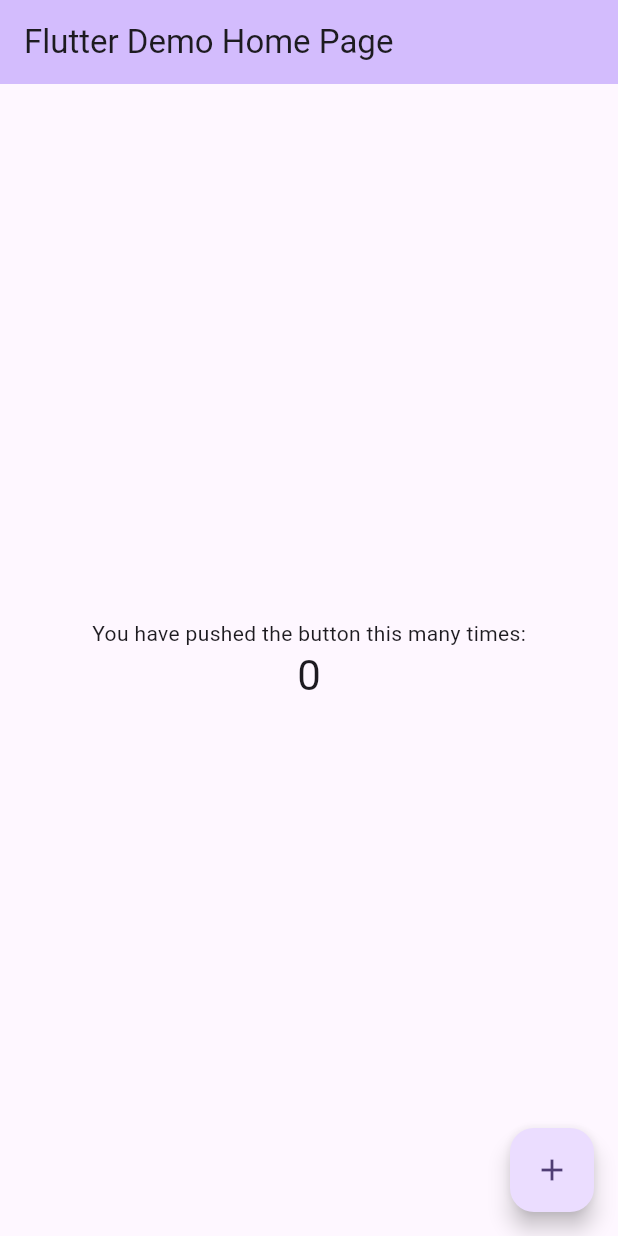
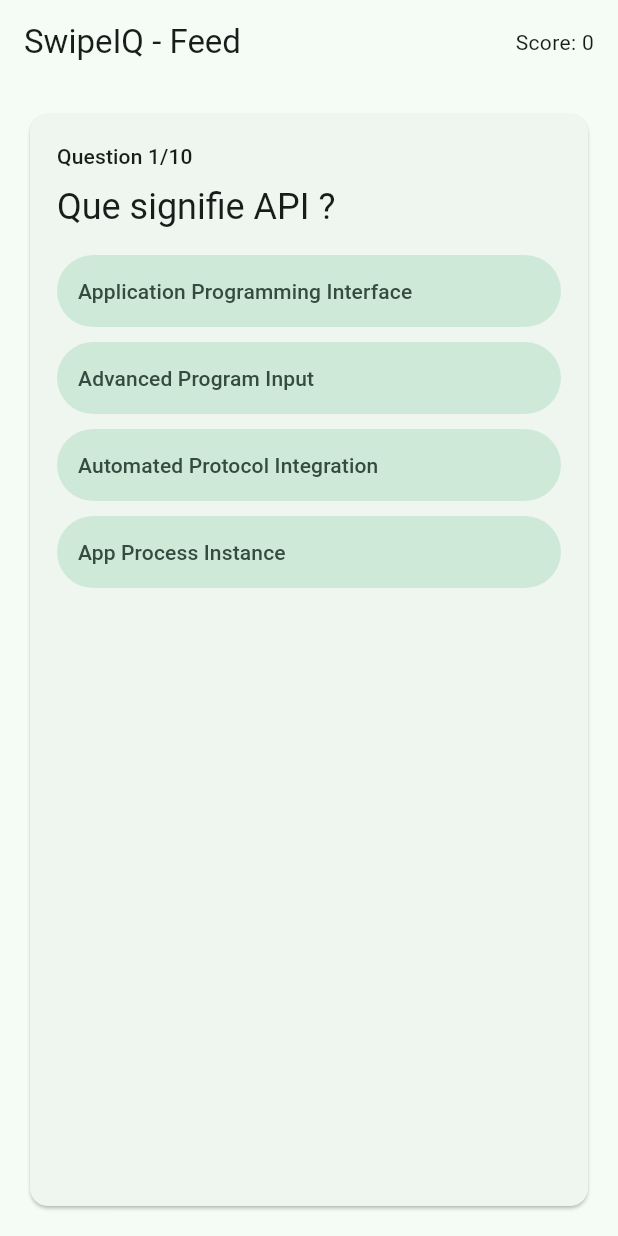
Before and after one commit to LeuzThiam/SwipeIQ, a Flutter app: the screen it shows after launch, on a phone screen of 412 x 824 dp. Run offline on Flutter 3.47's test engine with Material 3 defaults, Android fonts, the phone set to English and light mode, and no system bars.

Commit message:
feat: ajouter un feed vertical jouable (MVP)

```diff
--- /dev/null
+++ b/mobile/lib/data/sources/local_question_source.dart
@@ -0,0 +1,22 @@
+import 'dart:convert';
+
+import 'package:flutter/services.dart';
+
+import '../../domain/models/question.dart';
+import 'question_source.dart';
+
+class LocalQuestionSource implements QuestionSource {
+  const LocalQuestionSource({this.assetPath = 'assets/questions_seed.json'});
+
+  final String assetPath;
+
+  @override
+  Future<List<Question>> loadQuestions() async {
+    final raw = await rootBundle.loadString(assetPath);
+    final jsonMap = jsonDecode(raw) as Map<String, dynamic>;
+    final jsonQuestions = jsonMap['questions'] as List<dynamic>;
+    return jsonQuestions
+        .map((item) => Question.fromJson(item as Map<String, dynamic>))
+        .toList();
+  }
+}
--- /dev/null
+++ b/mobile/lib/data/sources/question_source.dart
@@ -0,0 +1,5 @@
+import '../../domain/models/question.dart';
+
+abstract class QuestionSource {
+  Future<List<Question>> loadQuestions();
+}
--- /dev/null
+++ b/mobile/lib/domain/models/question.dart
@@ -0,0 +1,31 @@
+class Question {
+  const Question({
+    required this.id,
+    required this.theme,
+    required this.level,
+    required this.question,
+    required this.choices,
+    required this.answer,
+    required this.explanation,
+  });
+
+  final String id;
+  final String theme;
+  final String level;
+  final String question;
+  final List<String> choices;
+  final int answer;
+  final String explanation;
+
+  factory Question.fromJson(Map<String, dynamic> json) {
+    return Question(
+      id: json['id'] as String,
+      theme: json['theme'] as String,
+      level: json['level'] as String,
+      question: json['question'] as String,
+      choices: List<String>.from(json['choices'] as List<dynamic>),
+      answer: json['answer'] as int,
+      explanation: json['explanation'] as String,
+    );
+  }
+}
--- a/mobile/lib/main.dart
+++ b/mobile/lib/main.dart
@@ -1,122 +1,22 @@
 import 'package:flutter/material.dart';
 
+import 'ui/feed/feed_page.dart';
+
 void main() {
-  runApp(const MyApp());
+  runApp(const SwipeIqApp());
 }
 
-class MyApp extends StatelessWidget {
-  const MyApp({super.key});
+class SwipeIqApp extends StatelessWidget {
+  const SwipeIqApp({super.key});
 
-  // This widget is the root of your application.
   @override
   Widget build(BuildContext context) {
     return MaterialApp(
-      title: 'Flutter Demo',
+      title: 'SwipeIQ',
       theme: ThemeData(
-        // This is the theme of your application.
-        //
-        // TRY THIS: Try running your application with "flutter run". You'll see
-        // the application has a purple toolbar. Then, without quitting the app,
-        // try changing the seedColor in the colorScheme below to Colors.green
-        // and then invoke "hot reload" (save your changes or press the "hot
-        // reload" button in a Flutter-supported IDE, or press "r" if you used
-        // the command line to start the app).
-        //
-        // Notice that the counter didn't reset back to zero; the application
-        // state is not lost during the reload. To reset the state, use hot
-        // restart instead.
-        //
-        // This works for code too, not just values: Most code changes can be
-        // tested with just a hot reload.
-        colorScheme: .fromSeed(seedColor: Colors.deepPurple),
+        colorScheme: ColorScheme.fromSeed(seedColor: const Color(0xFF0B6E4F)),
       ),
-      home: const MyHomePage(title: 'Flutter Demo Home Page'),
+      home: const FeedPage(),
     );
   }
 }
-
-class MyHomePage extends StatefulWidget {
-  const MyHomePage({super.key, required this.title});
-
-  // This widget is the home page of your application. It is stateful, meaning
-  // that it has a State object (defined below) that contains fields that affect
-  // how it looks.
-
-  // This class is the configuration for the state. It holds the values (in this
-  // case the title) provided by the parent (in this case the App widget) and
-  // used by the build method of the State. Fields in a Widget subclass are
-  // always marked "final".
-
-  final String title;
-
-  @override
-  State<MyHomePage> createState() => _MyHomePageState();
-}
-
-class _MyHomePageState extends State<MyHomePage> {
-  int _counter = 0;
-
-  void _incrementCounter() {
-    setState(() {
-      // This call to setState tells the Flutter framework that something has
-      // changed in this State, which causes it to rerun the build method below
-      // so that the display can reflect the updated values. If we changed
-      // _counter without calling setState(), then the build method would not be
-      // called again, and so nothing would appear to happen.
-      _counter++;
-    });
-  }
-
-  @override
-  Widget build(BuildContext context) {
-    // This method is rerun every time setState is called, for instance as done
-    // by the _incrementCounter method above.
-    //
-    // The Flutter framework has been optimized to make rerunning build methods
-    // fast, so that you can just rebuild anything that needs updating rather
-    // than having to individually change instances of widgets.
-    return Scaffold(
-      appBar: AppBar(
-        // TRY THIS: Try changing the color here to a specific color (to
-        // Colors.amber, perhaps?) and trigger a hot reload to see the AppBar
-        // change color while the other colors stay the same.
-        backgroundColor: Theme.of(context).colorScheme.inversePrimary,
-        // Here we take the value from the MyHomePage object that was created by
-        // the App.build method, and use it to set our appbar title.
-        title: Text(widget.title),
-      ),
-      body: Center(
-        // Center is a layout widget. It takes a single child and positions it
-        // in the middle of the parent.
-        child: Column(
-          // Column is also a layout widget. It takes a list of children and
-          // arranges them vertically. By default, it sizes itself to fit its
-          // children horizontally, and tries to be as tall as its parent.
-          //
-          // Column has various properties to control how it sizes itself and
-          // how it positions its children. Here we use mainAxisAlignment to
-          // center the children vertically; the main axis here is the vertical
-          // axis because Columns are vertical (the cross axis would be
-          // horizontal).
-          //
-          // TRY THIS: Invoke "debug painting" (choose the "Toggle Debug Paint"
-          // action in the IDE, or press "p" in the console), to see the
-          // wireframe for each widget.
-          mainAxisAlignment: .center,
-          children: [
-            const Text('You have pushed the button this many times:'),
-            Text(
-              '$_counter',
-              style: Theme.of(context).textTheme.headlineMedium,
-            ),
-          ],
-        ),
-      ),
-      floatingActionButton: FloatingActionButton(
-        onPressed: _incrementCounter,
-        tooltip: 'Increment',
-        child: const Icon(Icons.add),
-      ),
-    );
-  }
-}
--- /dev/null
+++ b/mobile/lib/ui/feed/feed_page.dart
@@ -0,0 +1,162 @@
+import 'package:flutter/material.dart';
+
+import '../../data/sources/local_question_source.dart';
+import '../../data/sources/question_source.dart';
+import '../../domain/models/question.dart';
+import 'widgets/question_card.dart';
+
+class FeedPage extends StatefulWidget {
+  const FeedPage({super.key, this.source});
+
+  final QuestionSource? source;
+
+  @override
+  State<FeedPage> createState() => _FeedPageState();
+}
+
+class _FeedPageState extends State<FeedPage> {
+  late final QuestionSource _source;
+  late final PageController _pageController;
+
+  List<Question> _questions = const [];
+  List<int?> _selectedChoices = const [];
+  bool _isLoading = true;
+  String? _error;
+
+  @override
+  void initState() {
+    super.initState();
+    _source = widget.source ?? const LocalQuestionSource();
+    _pageController = PageController();
+    _loadQuestions();
+  }
+
+  Future<void> _loadQuestions() async {
+    try {
+      final questions = await _source.loadQuestions();
+      if (!mounted) return;
+      setState(() {
+        _questions = questions;
+        _selectedChoices = List<int?>.filled(questions.length, null);
+        _isLoading = false;
+      });
+    } catch (error) {
+      if (!mounted) return;
+      setState(() {
+        _error = 'Impossible de charger les questions.';
+        _isLoading = false;
+      });
+      debugPrint('Erreur chargement questions: $error');
+    }
+  }
+
+  @override
+  void dispose() {
+    _pageController.dispose();
+    super.dispose();
+  }
+
+  int get _score {
+    var total = 0;
+    for (var i = 0; i < _questions.length; i++) {
+      if (_selectedChoices[i] == _questions[i].answer) {
+        total++;
+      }
+    }
+    return total;
+  }
+
+  bool _isQuestionLocked(int index) => _selectedChoices[index] != null;
+
+  void _selectChoice(int questionIndex, int choiceIndex) {
+    if (_isQuestionLocked(questionIndex)) return;
+    setState(() {
+      _selectedChoices[questionIndex] = choiceIndex;
+    });
+  }
+
+  String _feedbackForQuestion(int index) {
+    final selected = _selectedChoices[index];
+    if (selected == null) return '';
+    final question = _questions[index];
+    if (selected == question.answer) {
+      return 'Bonne reponse. ${question.explanation}';
+    }
+    return 'Mauvaise reponse. ${question.explanation}';
+  }
+
+  Future<void> _goToNextQuestion(int currentIndex) async {
+    if (currentIndex == _questions.length - 1) {
+      await showDialog<void>(
+        context: context,
+        builder: (context) {
+          return AlertDialog(
+            title: const Text('Partie terminee'),
+            content: Text('Score: $_score/${_questions.length}'),
+            actions: [
+              TextButton(
+                onPressed: () => Navigator.of(context).pop(),
+                child: const Text('Fermer'),
+              ),
+            ],
+          );
+        },
+      );
+      return;
+    }
+
+    await _pageController.nextPage(
+      duration: const Duration(milliseconds: 280),
+      curve: Curves.easeOutCubic,
+    );
+  }
+
+  @override
+  Widget build(BuildContext context) {
+    return Scaffold(
+      appBar: AppBar(
+        title: const Text('SwipeIQ - Feed'),
+        actions: [
+          Padding(
+            padding: const EdgeInsets.symmetric(horizontal: 16),
+            child: Center(child: Text('Score: $_score')),
+          ),
+        ],
+      ),
+      body: _buildBody(),
+    );
+  }
+
+  Widget _buildBody() {
+    if (_isLoading) {
+      return const Center(child: CircularProgressIndicator());
+    }
+
+    if (_error != null) {
+      return Center(child: Text(_error!));
+    }
+
+    if (_questions.isEmpty) {
+      return const Center(child: Text('Aucune question disponible.'));
+    }
+
+    return PageView.builder(
+      controller: _pageController,
+      scrollDirection: Axis.vertical,
+      itemCount: _questions.length,
+      itemBuilder: (context, index) {
+        return QuestionCard(
+          question: _questions[index],
+          questionIndex: index,
+          totalQuestions: _questions.length,
+          selectedChoice: _selectedChoices[index],
+          onChoiceSelected: (choice) => _selectChoice(index, choice),
+          isLocked: _isQuestionLocked(index),
+          feedbackText: _feedbackForQuestion(index),
+          onNextPressed: () => _goToNextQuestion(index),
+          isLastQuestion: index == _questions.length - 1,
+        );
+      },
+    );
+  }
+}
--- /dev/null
+++ b/mobile/lib/ui/feed/widgets/question_card.dart
@@ -0,0 +1,100 @@
+import 'package:flutter/material.dart';
+
+import '../../../domain/models/question.dart';
+
+class QuestionCard extends StatelessWidget {
+  const QuestionCard({
+    required this.question,
+    required this.questionIndex,
+    required this.totalQuestions,
+    required this.selectedChoice,
+    required this.onChoiceSelected,
+    required this.isLocked,
+    required this.feedbackText,
+    required this.onNextPressed,
+    required this.isLastQuestion,
+    super.key,
+  });
+
+  final Question question;
+  final int questionIndex;
+  final int totalQuestions;
+  final int? selectedChoice;
+  final ValueChanged<int> onChoiceSelected;
+  final bool isLocked;
+  final String feedbackText;
+  final VoidCallback onNextPressed;
+  final bool isLastQuestion;
+
+  @override
+  Widget build(BuildContext context) {
+    final theme = Theme.of(context);
+    return SafeArea(
+      child: Padding(
+        padding: const EdgeInsets.all(16),
+        child: Card(
+          child: Padding(
+            padding: const EdgeInsets.all(18),
+            child: Column(
+              crossAxisAlignment: CrossAxisAlignment.start,
+              children: [
+                Text(
+                  'Question ${questionIndex + 1}/$totalQuestions',
+                  style: theme.textTheme.labelLarge,
+                ),
+                const SizedBox(height: 8),
+                Text(question.question, style: theme.textTheme.headlineSmall),
+                const SizedBox(height: 16),
+                Expanded(
+                  child: ListView.separated(
+                    itemCount: question.choices.length,
+                    separatorBuilder: (_, _) => const SizedBox(height: 10),
+                    itemBuilder: (context, index) {
+                      final isSelected = selectedChoice == index;
+                      return FilledButton.tonal(
+                        onPressed: isLocked
+                            ? null
+                            : () => onChoiceSelected(index),
+                        style: FilledButton.styleFrom(
+                          alignment: Alignment.centerLeft,
+                          side: BorderSide(
+                            color: isSelected
+                                ? theme.colorScheme.primary
+                                : Colors.transparent,
+                            width: 1.5,
+                          ),
+                          padding: const EdgeInsets.symmetric(
+                            horizontal: 14,
+                            vertical: 14,
+                          ),
+                        ),
+                        child: Text(question.choices[index]),
+                      );
+                    },
+                  ),
+                ),
+                if (feedbackText.isNotEmpty) ...[
+                  const SizedBox(height: 10),
+                  Text(feedbackText, style: theme.textTheme.bodyMedium),
+                ],
+                const SizedBox(height: 10),
+                if (isLocked)
+                  Align(
+                    alignment: Alignment.centerRight,
+                    child: FilledButton(
+                      onPressed: onNextPressed,
+                      child: Text(
+                        isLastQuestion
+                            ? 'Voir le resultat'
+                            : 'Question suivante',
+                      ),
+                    ),
+                  ),
+              ],
+            ),
+          ),
+        ),
+      ),
+    );
+  }
+}
--- a/mobile/pubspec.yaml
+++ b/mobile/pubspec.yaml
@@ -57,10 +57,8 @@ flutter:
   # the material Icons class.
   uses-material-design: true
 
-  # To add assets to your application, add an assets section, like this:
-  # assets:
-  #   - images/a_dot_burr.jpeg
-  #   - images/a_dot_ham.jpeg
+  assets:
+    - assets/questions_seed.json
 
   # An image asset can refer to one or more resolution-specific "variants", see
   # https://flutter.dev/to/resolution-aware-images
```
Also changed, not shown: mobile/assets/questions_seed.json (added, +144 -0 lines), 1 other file.
